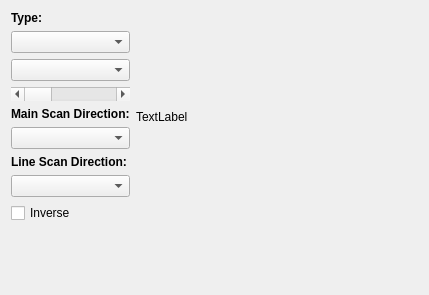
Qt form controls/setup/parts/setuptabprepare.ui (riuson/lcd-image-converter) before a commit.
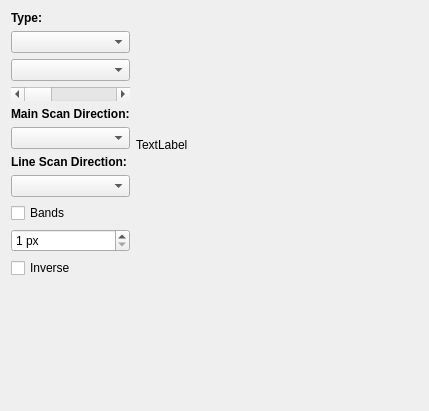
The same form after that commit.

Commit message: Added widgets to setup bands

What changed in the file:
```diff
--- a/controls/setup/parts/setuptabprepare.ui
+++ b/controls/setup/parts/setuptabprepare.ui
@@ -7,7 +7,7 @@
     <x>0</x>
     <y>0</y>
     <width>429</width>
-    <height>295</height>
+    <height>411</height>
    </rect>
   </property>
   <property name="windowTitle">
@@ -106,6 +106,29 @@
        <item>
         <widget class="QComboBox" name="comboBoxScanSub"/>
        </item>
+       <item>
+        <widget class="QCheckBox" name="checkBoxBands">
+         <property name="text">
+          <string>Bands</string>
+         </property>
+        </widget>
+       </item>
+       <item>
+        <widget class="QSpinBox" name="spinBoxBandWidth">
+         <property name="toolTip">
+          <string>Band Width</string>
+         </property>
+         <property name="suffix">
+          <string notr="true"> px</string>
+         </property>
+         <property name="minimum">
+          <number>1</number>
+         </property>
+         <property name="maximum">
+          <number>1048576</number>
+         </property>
+        </widget>
+       </item>
        <item>
         <widget class="QCheckBox" name="checkBoxInverse">
          <property name="sizePolicy">
```
